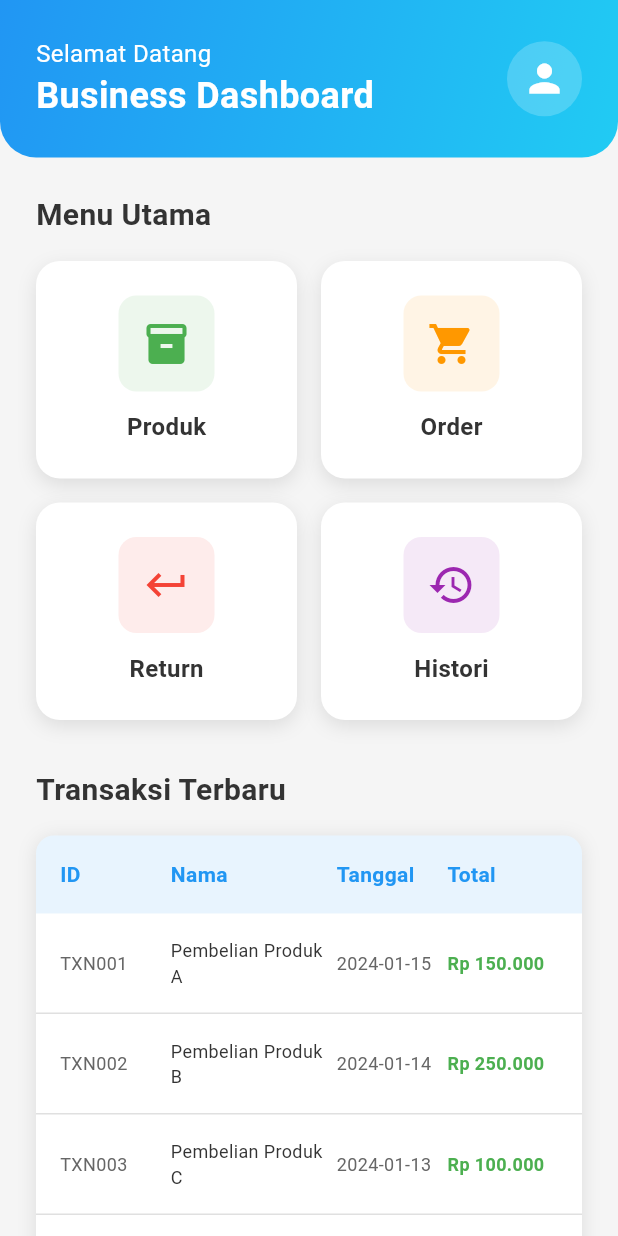
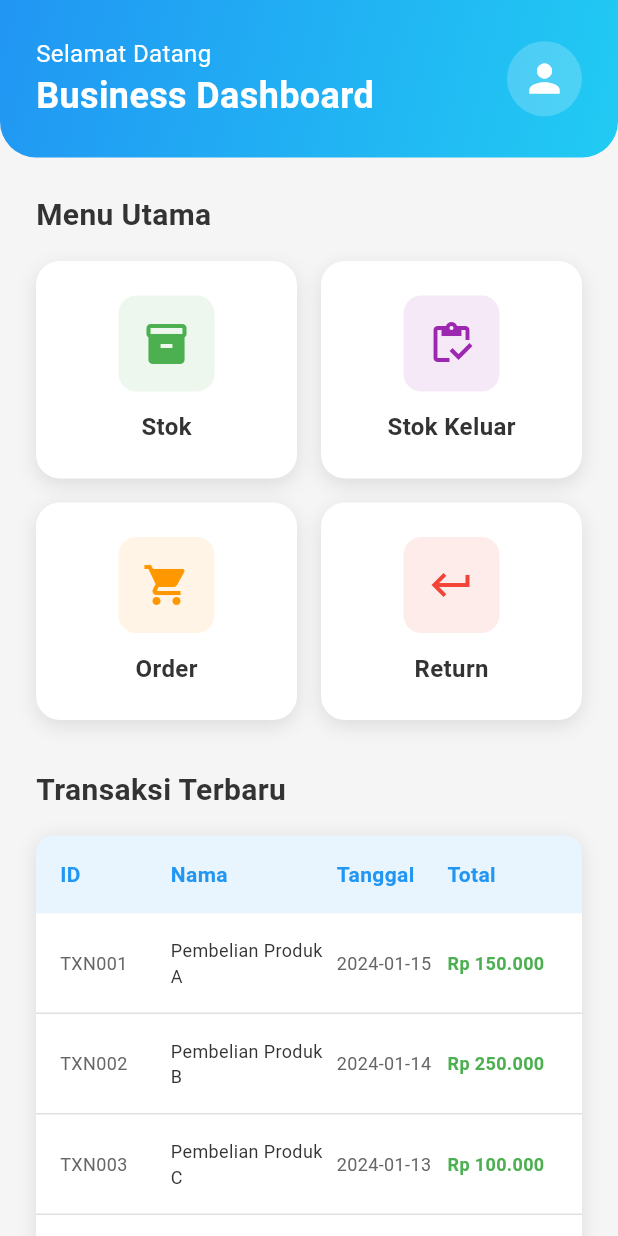
Before and after one commit to aleedoe/w-p-s6-v1, a Flutter app: the HomePage screen opened directly, on a phone screen of 412 x 824 dp. Run offline on Flutter 3.47's test engine with Material 3 defaults, Android fonts, the phone set to English and light mode, and no system bars.

Commit message:
add get stock & update layout homepage

```diff
--- a/frontend/mobile/lib/views/home_screen.dart
+++ b/frontend/mobile/lib/views/home_screen.dart
@@ -3,11 +3,36 @@ import 'package:flutter/material.dart';
 
 class HomePage extends StatelessWidget {
   final List<Map<String, dynamic>> dummyData = [
-    {'id': 'TXN001', 'nama': 'Pembelian Produk A', 'tanggal': '2024-01-15', 'total': 'Rp 150.000'},
-    {'id': 'TXN002', 'nama': 'Pembelian Produk B', 'tanggal': '2024-01-14', 'total': 'Rp 250.000'},
-    {'id': 'TXN003', 'nama': 'Pembelian Produk C', 'tanggal': '2024-01-13', 'total': 'Rp 100.000'},
-    {'id': 'TXN004', 'nama': 'Pembelian Produk D', 'tanggal': '2024-01-12', 'total': 'Rp 300.000'},
-    {'id': 'TXN005', 'nama': 'Pembelian Produk E', 'tanggal': '2024-01-11', 'total': 'Rp 175.000'},
+    {
+      'id': 'TXN001',
+      'nama': 'Pembelian Produk A',
+      'tanggal': '2024-01-15',
+      'total': 'Rp 150.000',
+    },
+    {
+      'id': 'TXN002',
+      'nama': 'Pembelian Produk B',
+      'tanggal': '2024-01-14',
+      'total': 'Rp 250.000',
+    },
+    {
+      'id': 'TXN003',
+      'nama': 'Pembelian Produk C',
+      'tanggal': '2024-01-13',
+      'total': 'Rp 100.000',
+    },
+    {
+      'id': 'TXN004',
+      'nama': 'Pembelian Produk D',
+      'tanggal': '2024-01-12',
+      'total': 'Rp 300.000',
+    },
+    {
+      'id': 'TXN005',
+      'nama': 'Pembelian Produk E',
+      'tanggal': '2024-01-11',
+      'total': 'Rp 175.000',
+    },
   ];
 
   @override
@@ -26,10 +51,7 @@ class HomePage extends StatelessWidget {
                   gradient: LinearGradient(
                     begin: Alignment.topLeft,
                     end: Alignment.bottomRight,
-                    colors: [
-                      Color(0xFF2196F3),
-                      Color(0xFF21CBF3),
-                    ],
+                    colors: [Color(0xFF2196F3), Color(0xFF21CBF3)],
                   ),
                   borderRadius: BorderRadius.only(
                     bottomLeft: Radius.circular(24),
@@ -101,9 +123,15 @@ class HomePage extends StatelessWidget {
                       childAspectRatio: 1.2,
                       children: [
                         _buildMenuCard(
-                          'Produk',
+                          'Stok',
                           Icons.inventory_2,
                           Color(0xFF4CAF50),
+                          () {},
+                        ),
+                        _buildMenuCard(
+                          'Stok Keluar',
+                          Icons.inventory_outlined,
+                          Color(0xFF9C27B0),
                           () {},
                         ),
                         _buildMenuCard(
@@ -116,12 +144,6 @@ class HomePage extends StatelessWidget {
                           'Return',
                           Icons.keyboard_return,
                           Color(0xFFF44336),
-                          () {},
-                        ),
-                        _buildMenuCard(
-                          'Histori',
-                          Icons.history,
-                          Color(0xFF9C27B0),
                           () {},
                         ),
                       ],
@@ -211,7 +233,9 @@ class HomePage extends StatelessWidget {
                           ),
 
                           // Table Data
-                          ...dummyData.map((data) => Container(
+                          ...dummyData
+                              .map(
+                                (data) => Container(
                                   padding: EdgeInsets.all(16),
                                   decoration: BoxDecoration(
                                     border: Border(
@@ -266,7 +290,9 @@ class HomePage extends StatelessWidget {
                                       ),
                                     ],
                                   ),
-                          )).toList(),
+                                ),
+                              )
+                              .toList(),
                         ],
                       ),
                     ),
@@ -280,7 +306,12 @@ class HomePage extends StatelessWidget {
     );
   }
 
-  Widget _buildMenuCard(String title, IconData icon, Color color, VoidCallback onTap) {
+  Widget _buildMenuCard(
+    String title,
+    IconData icon,
+    Color color,
+    VoidCallback onTap,
+  ) {
     return GestureDetector(
       onTap: onTap,
       child: Container(
@@ -304,11 +335,7 @@ class HomePage extends StatelessWidget {
                 color: color.withOpacity(0.1),
                 borderRadius: BorderRadius.circular(12),
               ),
-              child: Icon(
-                icon,
-                size: 32,
-                color: color,
-              ),
+              child: Icon(icon, size: 32, color: color),
             ),
             SizedBox(height: 12),
             Text(
```
Also changed, not shown: 2 other files. Lines whose indentation alone changed are shown as unchanged.
